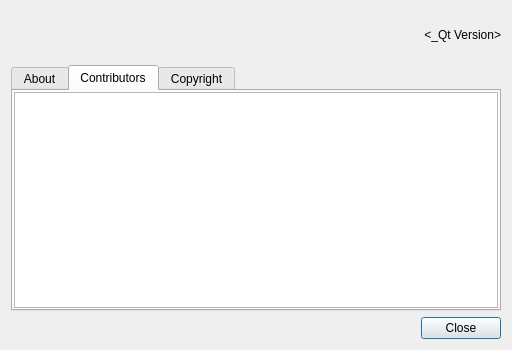
Qt form sources/aformabout.ui (murtisoft/lnmsgr) before a commit.
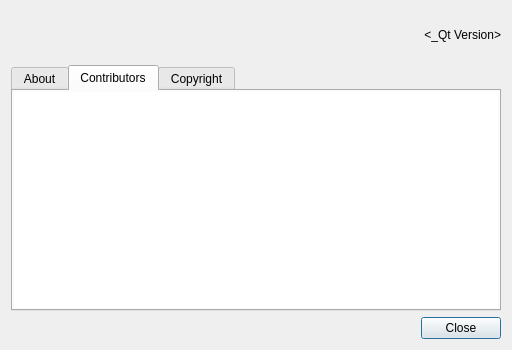
The same form after that commit.

Patch:
```diff
--- a/sources/aformabout.ui
+++ b/sources/aformabout.ui
@@ -133,7 +133,17 @@
         <number>1</number>
        </property>
        <item>
-        <widget class="QTextBrowser" name="txtThanks"/>
+        <widget class="QTextBrowser" name="txtThanks">
+         <property name="frameShape">
+          <enum>QFrame::Shape::NoFrame</enum>
+         </property>
+         <property name="frameShadow">
+          <enum>QFrame::Shadow::Plain</enum>
+         </property>
+         <property name="lineWidth">
+          <number>0</number>
+         </property>
+        </widget>
        </item>
       </layout>
      </widget>
```
Left out of the diff: 9 changed lines with no effect on the pictures.
